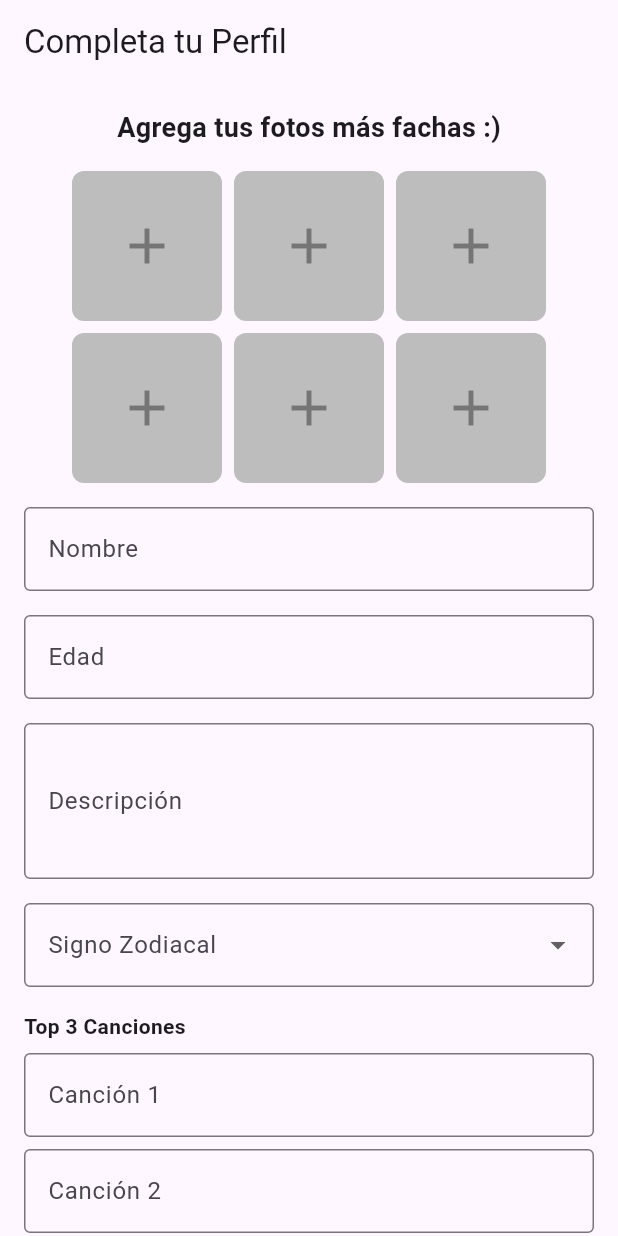
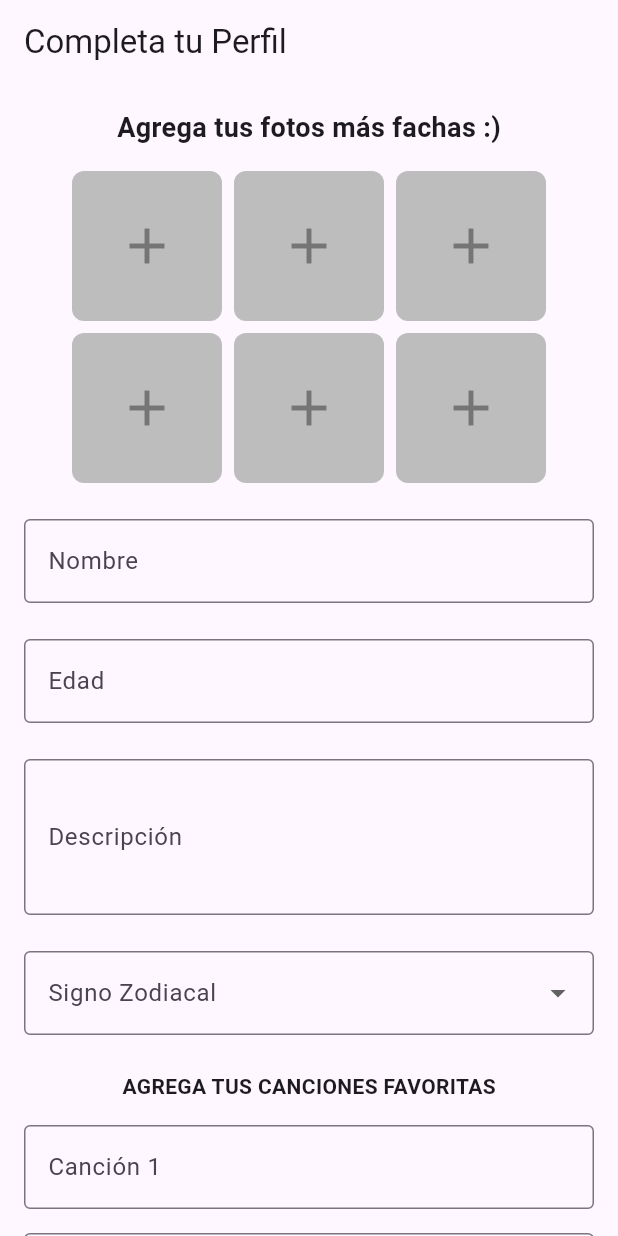
Before and after one commit to JuliLaterza/juvuit_flutter, a Flutter app: the CompleteProfileScreen screen opened directly, on a phone screen of 412 x 824 dp. Run offline on Flutter 3.47's test engine with Material 3 defaults, Android fonts, the phone set to English and light mode, and no system bars; our stand-ins replace card_swiper, firebase_auth, firebase_core, font_awesome_flutter, image_picker; accounts and stored records are empty.

Commit message:
fix save perfil button

```diff
--- a/lib/features/auth/presentation/screens/complete_profile_screen.dart
+++ b/lib/features/auth/presentation/screens/complete_profile_screen.dart
@@ -73,7 +73,7 @@ class _CompleteProfileScreenState extends State<CompleteProfileScreen> {
                     images: _images,
                     onPickImage: _pickImage,
                   ),
-                  const SizedBox(height: 16),
+                  const SizedBox(height: 24),
                   CompleteProfileForm(
                     nameController: _nameController,
                     ageController: _ageController,
@@ -82,12 +82,15 @@ class _CompleteProfileScreenState extends State<CompleteProfileScreen> {
                     drinkController: _drinkController,
                   ),
                   const SizedBox(height: 24),
-                  SizedBox(
-                    width: double.infinity,
-                    child: ElevatedButton(
+                  Padding(
+                    padding: const EdgeInsets.all(20.0),
+                    child: SizedBox(
+                      width: double.infinity,
+                      child: ElevatedButton(
 
-                      onPressed: _saveProfile,
-                      child: const Text('Guardar Perfil'),
+                        onPressed: _saveProfile,
+                        child: const Text('Guardar Perfil'),
+                      ),
                     ),
                   ),
                 ],
--- a/lib/features/auth/presentation/widgets/complete_profile_form.dart
+++ b/lib/features/auth/presentation/widgets/complete_profile_form.dart
@@ -71,7 +71,7 @@ class _CompleteProfileFormState extends State<CompleteProfileForm> {
             )
           ),
         ),
-        const SizedBox(height: 16),
+        const SizedBox(height: 24),
         TextField(
           controller: widget.ageController,
           keyboardType: TextInputType.number,
@@ -85,7 +85,7 @@ class _CompleteProfileFormState extends State<CompleteProfileForm> {
             )
           ),
         ),
-        const SizedBox(height: 16),
+        const SizedBox(height: 24),
         TextField(
           controller: widget.descriptionController,
           maxLines: 3,
@@ -99,7 +99,7 @@ class _CompleteProfileFormState extends State<CompleteProfileForm> {
             )
           ),
         ),
-        const SizedBox(height: 16),
+        const SizedBox(height: 24),
         DropdownButtonFormField<String>(
           value: _selectedSign,
           decoration: const InputDecoration(
@@ -131,13 +131,15 @@ class _CompleteProfileFormState extends State<CompleteProfileForm> {
             });
           },
         ),
-        const SizedBox(height: 16),
-        const Text(
-          'Top 3 Canciones',
-          style: TextStyle(fontWeight: FontWeight.bold),
+        const SizedBox(height: 24),
+        Center(
+          child: const Text(
+            'AGREGA TUS CANCIONES FAVORITAS',
+            style: TextStyle(fontWeight: FontWeight.bold),
+          ),
         ),
         for (int i = 0; i < widget.songControllers.length; i++) ...[
-          const SizedBox(height: 8),
+          const SizedBox(height: 16),
           TextField(
             controller: widget.songControllers[i],
             decoration: InputDecoration(
@@ -151,6 +153,13 @@ class _CompleteProfileFormState extends State<CompleteProfileForm> {
             ),
           ),
         ],
+        const SizedBox(height: 24),
+        Center(
+          child: const Text(
+            'AGREGA TU TRAGO FAVORITO',
+            style: TextStyle(fontWeight: FontWeight.bold),
+          ),
+        ),
         const SizedBox(height: 16),
         /* TextField(
           controller: widget.drinkController,
```
